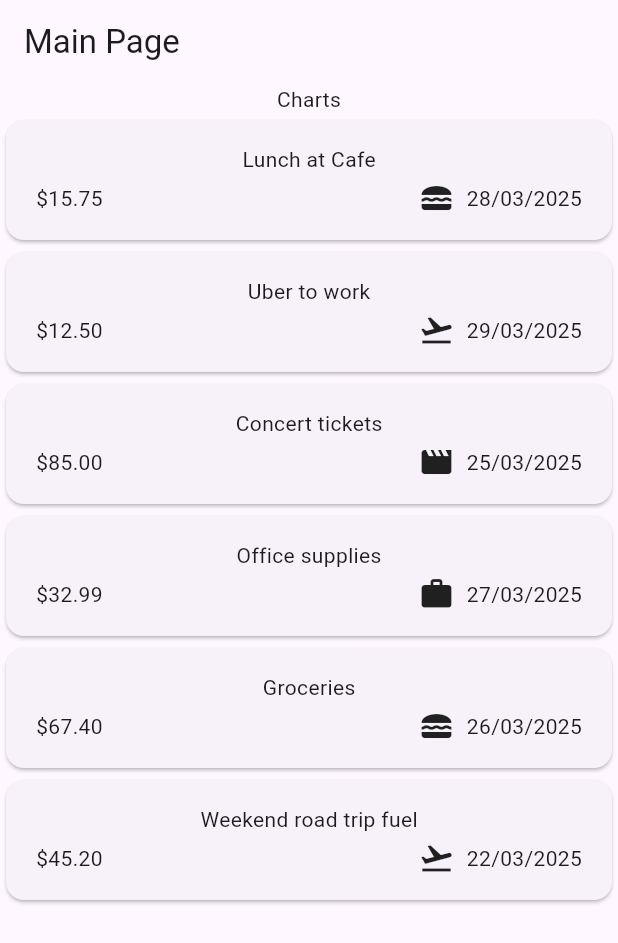
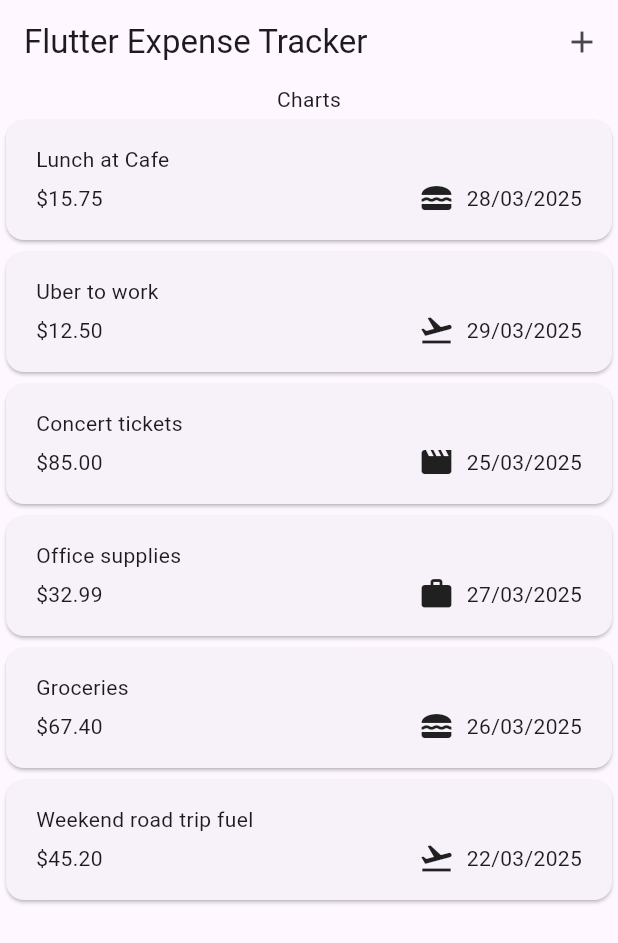
Before and after one commit to filipeemweb/flutter_expense_tracker, a Flutter app: the screen it shows after launch, on a phone screen of 412 x 824 dp. Shown: the top 943 px of the screen. Run offline on Flutter 3.47's test engine with Material 3 defaults, Android fonts, the phone set to English and light mode, and no system bars.

Commit message:
create add expense overlay form

```diff
--- a/lib/main.dart
+++ b/lib/main.dart
@@ -10,6 +10,9 @@ class ExpensesTrackerApp extends StatelessWidget {
 
   @override
   Widget build(BuildContext context) {
-    return MaterialApp(home: const HomeScreen());
+    return MaterialApp(
+      theme: ThemeData(useMaterial3: true),
+      home: const HomeScreen(),
+    );
   }
 }
--- a/lib/screens/home_screen.dart
+++ b/lib/screens/home_screen.dart
@@ -1,6 +1,8 @@
 import 'package:flutter/material.dart';
 import 'package:flutter_expense_tracker/mocks/expenses_mock.dart';
-import 'package:flutter_expense_tracker/widgets/expenses_list.dart';
+import 'package:flutter_expense_tracker/models/expense.dart';
+import 'package:flutter_expense_tracker/widgets/forms/expense_form.dart';
+import 'package:flutter_expense_tracker/widgets/lists/expenses_list.dart';
 
 class HomeScreen extends StatefulWidget {
   const HomeScreen({super.key});
@@ -10,14 +12,43 @@ class HomeScreen extends StatefulWidget {
 }
 
 class _HomeScreenState extends State<HomeScreen> {
+  final _registeredExpenses = [...expensesMock];
+
+  Future<void> _openAddExpenseOverlay() async {
+    final expenseToBeAdded = await showModalBottomSheet(
+      isScrollControlled: true,
+      useSafeArea: true,
+      context: context,
+      builder: (ctx) => ExpenseForm(),
+    );
+
+    _addExpenseToRegisteredList(expenseToBeAdded);
+  }
+
+  void _addExpenseToRegisteredList(Expense? expense) {
+    if (expense == null) return;
+
+    setState(() {
+      _registeredExpenses.add(expense);
+    });
+  }
+
   @override
   Widget build(BuildContext context) {
     return Scaffold(
-      appBar: AppBar(title: const Text('Main Page')),
+      appBar: AppBar(
+        title: const Text('Flutter Expense Tracker'),
+        actions: [
+          IconButton(
+            onPressed: _openAddExpenseOverlay,
+            icon: const Icon(Icons.add),
+          ),
+        ],
+      ),
       body: Column(
         children: [
           const Text('Charts'),
-          Expanded(child: ExpensesList(expenses: expensesMock)),
+          Expanded(child: ExpensesList(expenses: _registeredExpenses)),
         ],
       ),
     );
--- a/lib/widgets/expenses_item.dart
+++ b/lib/widgets/lists/expense_item.dart
@@ -2,8 +2,8 @@ import 'package:flutter/material.dart';
 import 'package:flutter_expense_tracker/constants/category_icons.dart';
 import 'package:flutter_expense_tracker/models/expense.dart';
 
-class ExpensesItem extends StatelessWidget {
-  const ExpensesItem(this.expense, {super.key});
+class ExpenseItem extends StatelessWidget {
+  const ExpenseItem(this.expense, {super.key});
 
   final Expense expense;
 
@@ -13,6 +13,7 @@ class ExpensesItem extends StatelessWidget {
       child: Padding(
         padding: const EdgeInsets.symmetric(horizontal: 20, vertical: 16),
         child: Column(
+          crossAxisAlignment: CrossAxisAlignment.start,
           children: [
             Text(expense.title),
             const SizedBox(height: 4),
--- a/lib/widgets/expenses_list.dart
+++ b/lib/widgets/lists/expenses_list.dart
@@ -1,6 +1,6 @@
 import 'package:flutter/material.dart';
 import 'package:flutter_expense_tracker/models/expense.dart';
-import 'package:flutter_expense_tracker/widgets/expenses_item.dart';
+import 'package:flutter_expense_tracker/widgets/lists/expense_item.dart';
 
 class ExpensesList extends StatelessWidget {
   const ExpensesList({super.key, required this.expenses});
@@ -11,7 +11,7 @@ class ExpensesList extends StatelessWidget {
   Widget build(BuildContext context) {
     return ListView.builder(
       itemCount: expenses.length,
-      itemBuilder: (ctx, index) => ExpensesItem(expenses[index]),
+      itemBuilder: (ctx, index) => ExpenseItem(expenses[index]),
     );
   }
 }
```
Also changed, not shown: lib/widgets/forms/expense_form.dart (added, +177 -0 lines).
